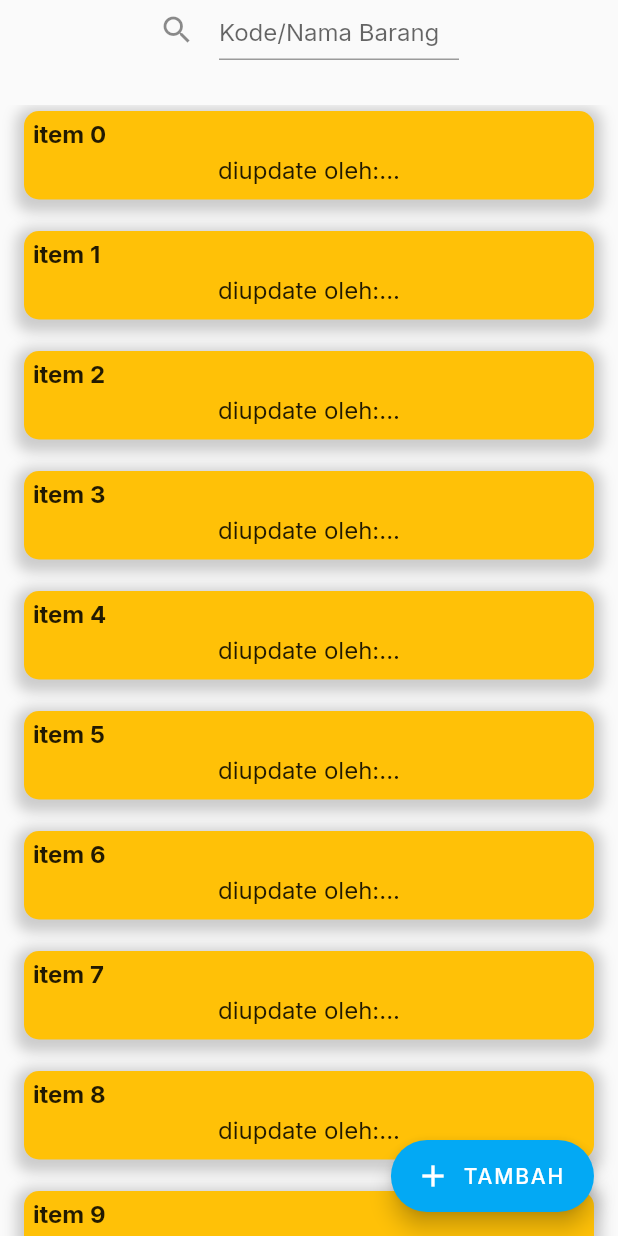
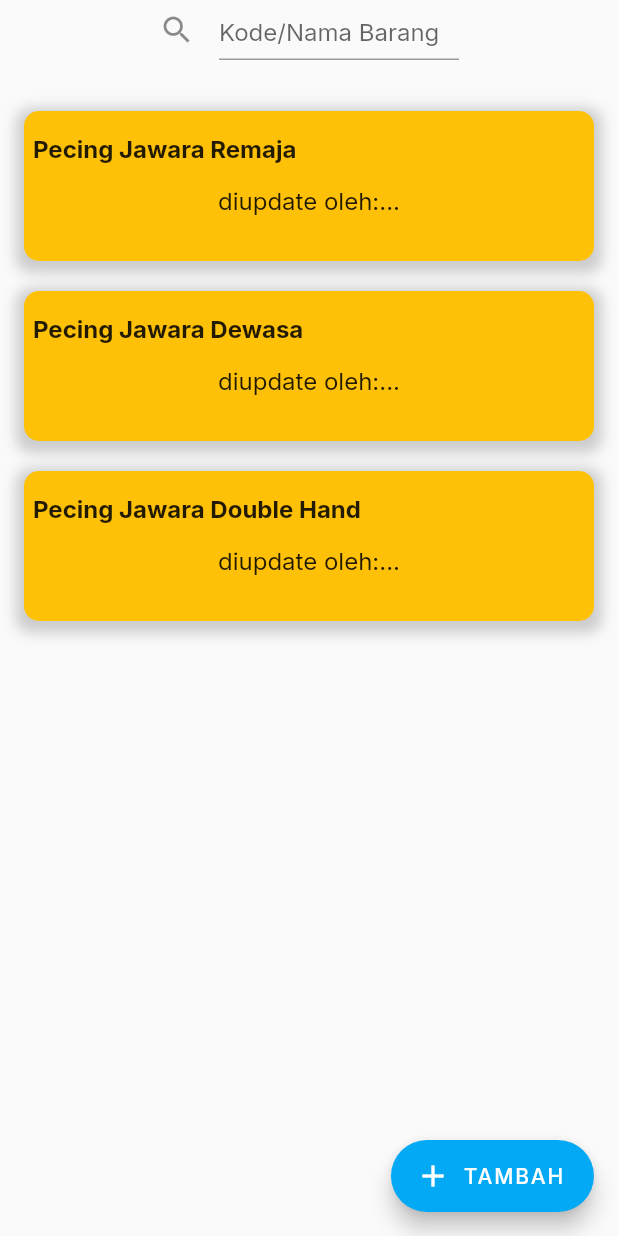
Before and after one commit to fuadagus/admin-jawara, a Flutter app: the DaftarBarang screen opened directly, on a phone screen of 412 x 824 dp. Run offline on Flutter 3.47's test engine with Material 2 defaults, Android fonts, the phone set to English and light mode, and no system bars; our stand-ins replace easy_sidemenu, get, google_fonts.

Commit message:
menambahkan model

```diff
--- a/lib/model/model.dart
+++ b/lib/model/model.dart
@@ -0,0 +1,5 @@
+List items = [
+  {'nama barang': 'Pecing Jawara Remaja', 'sisa stok': 3, 'kode': '1000'},
+  {'nama barang': 'Pecing Jawara Dewasa', 'sisa stok': 5, 'kode': '1001'},
+  {'nama barang': 'Pecing Jawara Double Hand', 'sisa stok': 1, 'kode': '1002'},
+];
--- a/lib/pages/daftarbarang.dart
+++ b/lib/pages/daftarbarang.dart
@@ -1,5 +1,6 @@
 import 'package:admin_jawara/responsive/responsive.dart';
 import 'package:flutter/material.dart';
+import 'package:admin_jawara/model/model.dart';
 
 class DaftarBarang extends StatefulWidget {
   const DaftarBarang({Key? key}) : super(key: key);
@@ -9,7 +10,7 @@ class DaftarBarang extends StatefulWidget {
 }
 
 class _DaftarBarangState extends State<DaftarBarang> {
-  final items = List.generate(1000, (index) => "item $index");
+  final _items = items;
   final jumlahStok = List.generate(1000, (index) => "$index");
   @override
   Widget build(BuildContext context) {
@@ -59,7 +60,7 @@ class _DaftarBarangState extends State<DaftarBarang> {
                 child: Container(
                   height: MediaQuery.of(context).size.height,
                   child: ListView.builder(
-                      itemExtent: 80,
+                      itemExtent: 120,
                       itemCount: items.length,
                       itemBuilder: (context, index) {
                         return ListTile(
@@ -78,7 +79,7 @@ class _DaftarBarangState extends State<DaftarBarang> {
                                         offset: Offset(0, 3))
                                   ]),
                               // color: Colors.white,
-                              height: 59,
+                              height: 100,
                               child: Column(
                                 children: [
                                   Expanded(
@@ -96,7 +97,7 @@ class _DaftarBarangState extends State<DaftarBarang> {
                                               padding: const EdgeInsets.only(
                                                   left: 4, right: 4),
                                               child: Text(
-                                                items[index],
+                                                _items[index]['nama barang'],
                                                 style: TextStyle(
                                                     fontWeight:
                                                         FontWeight.bold),
@@ -110,7 +111,9 @@ class _DaftarBarangState extends State<DaftarBarang> {
                                             Expanded(
                                               flex: 1,
                                               child: Text(
-                                                "Stok: " + jumlahStok[index],
+                                                "Stok: " +
+                                                    items[index]['sisa stok']
+                                                        .toString(),
                                                 style: TextStyle(
                                                     fontWeight:
                                                         FontWeight.bold),
@@ -126,7 +129,9 @@ class _DaftarBarangState extends State<DaftarBarang> {
                                                   mainAxisAlignment:
                                                       MainAxisAlignment.end,
                                                   children: [
-                                                    Text(jumlahStok[index]),
+                                                    Text(_items[index]
+                                                            ['sisa stok']
+                                                        .toString()),
                                                     IconButton(
                                                         onPressed: () {},
                                                         icon: Icon(Icons.edit))
--- a/pubspec.yaml
+++ b/pubspec.yaml
@@ -34,7 +34,6 @@ dependencies:
   font_awesome: ^5.10.1
   get: ^4.3.8
   google_fonts: ^2.1.0
-
 
 dev_dependencies:
   flutter_lints: ^1.0.0
```
Also changed, not shown: lib/pages/stokkeluar.dart (+22 -23 lines).
